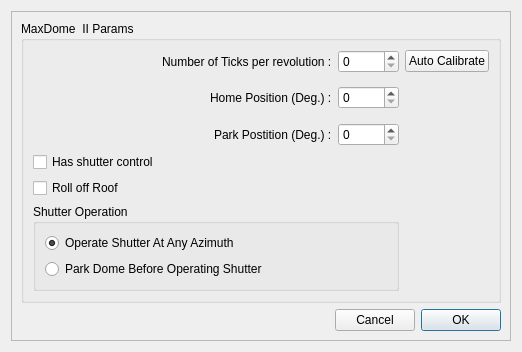
Qt form maxdomeII.ui (rpineau/maxdomeII) before a commit.
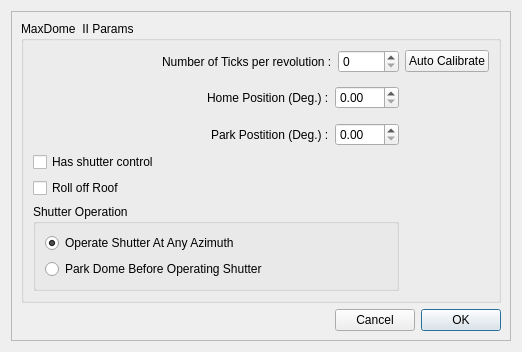
The same form after that commit. Custom widgets are drawn as their Qt base class.

```diff
--- a/maxdomeII.ui
+++ b/maxdomeII.ui
@@ -89,9 +89,9 @@
             </widget>
            </item>
            <item>
-            <widget class="QSpinBox" name="homePosition">
+            <widget class="QDoubleSpinBox" name="homePosition">
              <property name="maximum">
-              <number>65535</number>
+              <double>359.990000000000009</double>
              </property>
             </widget>
            </item>
@@ -191,9 +191,9 @@
             </widget>
            </item>
            <item>
-            <widget class="QSpinBox" name="pakPosition">
+            <widget class="QDoubleSpinBox" name="parkPosition">
              <property name="maximum">
-              <number>65535</number>
+              <double>359.990000000000009</double>
              </property>
             </widget>
            </item>
```
Left out of the diff: 10 changed lines with no effect on the pictures.
